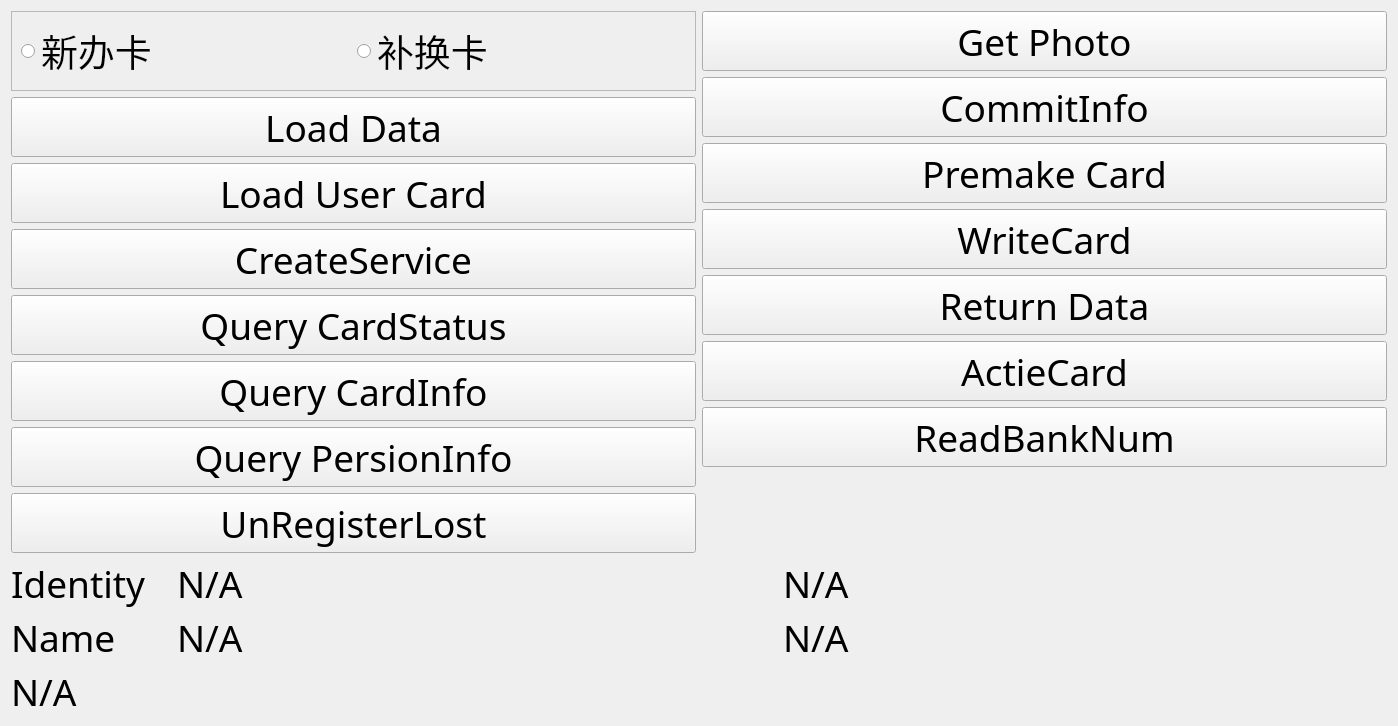
leithergit/SSCard_System, file SSCard_System/Sys_sscardservicet.ui: the form before one commit.
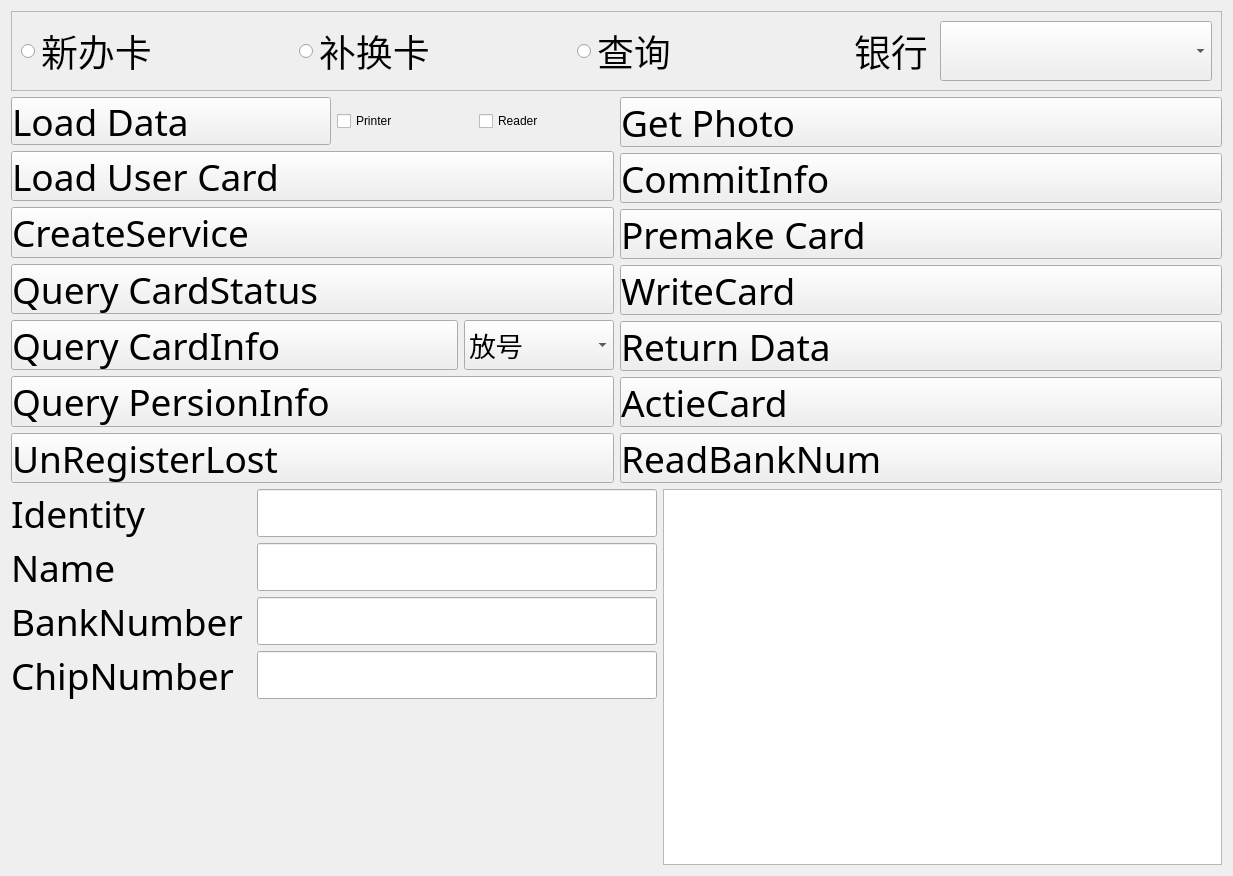
The form after the commit.

Diff of the .ui file:
```diff
--- a/SSCard_System/Sys_sscardservicet.ui
+++ b/SSCard_System/Sys_sscardservicet.ui
@@ -6,27 +6,29 @@
    <rect>
     <x>0</x>
     <y>0</y>
-    <width>1398</width>
-    <height>710</height>
+    <width>1233</width>
+    <height>876</height>
    </rect>
   </property>
   <property name="windowTitle">
    <string>Form</string>
   </property>
-  <layout class="QVBoxLayout" name="verticalLayout_3">
-   <item>
-    <layout class="QHBoxLayout" name="horizontalLayout_2">
-     <item>
-      <layout class="QVBoxLayout" name="verticalLayout">
+  <layout class="QVBoxLayout" name="verticalLayout_4">
        <item>
         <widget class="QFrame" name="frame">
+     <property name="minimumSize">
+      <size>
+       <width>60</width>
+       <height>0</height>
+      </size>
+     </property>
          <property name="frameShape">
           <enum>QFrame::StyledPanel</enum>
          </property>
          <property name="frameShadow">
           <enum>QFrame::Raised</enum>
          </property>
-         <layout class="QHBoxLayout" name="horizontalLayout">
+     <layout class="QHBoxLayout" name="horizontalLayout_5">
           <item>
            <widget class="QRadioButton" name="radioButton_New">
             <property name="font">
@@ -53,15 +55,75 @@
             </property>
            </widget>
           </item>
+      <item>
+       <widget class="QRadioButton" name="radioButton_QueryCard">
+        <property name="font">
+         <font>
+          <family>思源黑体 CN Medium</family>
+          <pointsize>28</pointsize>
+         </font>
+        </property>
+        <property name="text">
+         <string>查询</string>
+        </property>
+       </widget>
+      </item>
+      <item>
+       <widget class="QLabel" name="label_Bank">
+        <property name="minimumSize">
+         <size>
+          <width>80</width>
+          <height>0</height>
+         </size>
+        </property>
+        <property name="maximumSize">
+         <size>
+          <width>80</width>
+          <height>16777215</height>
+         </size>
+        </property>
+        <property name="font">
+         <font>
+          <family>思源黑体 CN Normal</family>
+          <pointsize>28</pointsize>
+         </font>
+        </property>
+        <property name="text">
+         <string>银行</string>
+        </property>
+       </widget>
+      </item>
+      <item>
+       <widget class="QComboBox" name="comboBox_Bank">
+        <property name="maximumSize">
+         <size>
+          <width>280</width>
+          <height>60</height>
+         </size>
+        </property>
+        <property name="font">
+         <font>
+          <family>思源黑体 CN Medium</family>
+          <pointsize>24</pointsize>
+         </font>
+        </property>
+       </widget>
+      </item>
          </layout>
         </widget>
        </item>
+   <item>
+    <layout class="QHBoxLayout" name="horizontalLayout_8">
+     <item>
+      <layout class="QVBoxLayout" name="verticalLayout">
+       <item>
+        <layout class="QHBoxLayout" name="horizontalLayout">
        <item>
         <widget class="QPushButton" name="pushButton_LoadCardID">
          <property name="minimumSize">
           <size>
            <width>320</width>
-           <height>60</height>
+             <height>48</height>
           </size>
          </property>
          <property name="font">
@@ -70,17 +132,56 @@
            <pointsize>28</pointsize>
           </font>
          </property>
+           <property name="styleSheet">
+            <string notr="true">text-align:left</string>
+           </property>
          <property name="text">
           <string>Load Data</string>
          </property>
         </widget>
        </item>
        <item>
+          <widget class="QCheckBox" name="checkBox_OpenPrinter">
+           <property name="minimumSize">
+            <size>
+             <width>0</width>
+             <height>48</height>
+            </size>
+           </property>
+           <property name="styleSheet">
+            <string notr="true">QCheckBox::indicator {width: 32px;height: 32px;}
+QCheckBox{font-weight:normal;line-height:49px;letter-spacing:1px;color:#707070;font:42px \&quot;思源黑体 CN Medium\&quot;;border-radius: 24px;}</string>
+           </property>
+           <property name="text">
+            <string>Printer</string>
+           </property>
+          </widget>
+         </item>
+         <item>
+          <widget class="QCheckBox" name="checkBox_OpenReader">
+           <property name="minimumSize">
+            <size>
+             <width>0</width>
+             <height>48</height>
+            </size>
+           </property>
+           <property name="styleSheet">
+            <string notr="true">QCheckBox::indicator {width: 32px;height: 32px;}
+QCheckBox{font-weight:normal;line-height:49px;letter-spacing:1px;color:#707070;font:42px \&quot;思源黑体 CN Medium\&quot;;border-radius: 24px;}</string>
+           </property>
+           <property name="text">
+            <string>Reader</string>
+           </property>
+          </widget>
+         </item>
+        </layout>
+       </item>
+       <item>
         <widget class="QPushButton" name="pushButton_LoadPreMakeCard">
          <property name="minimumSize">
           <size>
            <width>320</width>
-           <height>60</height>
+           <height>48</height>
           </size>
          </property>
          <property name="font">
@@ -89,6 +190,9 @@
            <pointsize>28</pointsize>
           </font>
          </property>
+         <property name="styleSheet">
+          <string notr="true">text-align:left</string>
+         </property>
          <property name="text">
           <string>Load User Card</string>
          </property>
@@ -99,7 +203,7 @@
          <property name="minimumSize">
           <size>
            <width>320</width>
-           <height>60</height>
+           <height>48</height>
           </size>
          </property>
          <property name="font">
@@ -108,6 +212,9 @@
            <pointsize>28</pointsize>
           </font>
          </property>
+         <property name="styleSheet">
+          <string notr="true">text-align:left</string>
+         </property>
          <property name="text">
           <string>CreateService</string>
          </property>
@@ -118,7 +225,7 @@
          <property name="minimumSize">
           <size>
            <width>320</width>
-           <height>60</height>
+           <height>48</height>
           </size>
          </property>
          <property name="font">
@@ -127,17 +234,22 @@
            <pointsize>28</pointsize>
           </font>
          </property>
+         <property name="styleSheet">
+          <string notr="true">text-align:left</string>
+         </property>
          <property name="text">
           <string>Query CardStatus</string>
          </property>
         </widget>
        </item>
        <item>
+        <layout class="QHBoxLayout" name="horizontalLayout_2" stretch="0,0">
+         <item>
         <widget class="QPushButton" name="pushButton_QueryCardInfo">
          <property name="minimumSize">
           <size>
            <width>320</width>
-           <height>60</height>
+             <height>48</height>
           </size>
          </property>
          <property name="font">
@@ -146,17 +258,79 @@
            <pointsize>28</pointsize>
           </font>
          </property>
+           <property name="styleSheet">
+            <string notr="true">text-align:left</string>
+           </property>
          <property name="text">
           <string>Query CardInfo</string>
          </property>
         </widget>
        </item>
        <item>
+          <widget class="QComboBox" name="comboBox_CardStatus">
+           <property name="minimumSize">
+            <size>
+             <width>0</width>
+             <height>48</height>
+            </size>
+           </property>
+           <property name="maximumSize">
+            <size>
+             <width>150</width>
+             <height>60</height>
+            </size>
+           </property>
+           <property name="font">
+            <font>
+             <family>思源黑体 CN Medium</family>
+             <pointsize>20</pointsize>
+            </font>
+           </property>
+           <item>
+            <property name="text">
+             <string>放号</string>
+            </property>
+           </item>
+           <item>
+            <property name="text">
+             <string>正常</string>
+            </property>
+           </item>
+           <item>
+            <property name="text">
+             <string>挂失</string>
+            </property>
+           </item>
+           <item>
+            <property name="text">
+             <string>临时挂失</string>
+            </property>
+           </item>
+           <item>
+            <property name="text">
+             <string>挂失后注销</string>
+            </property>
+           </item>
+           <item>
+            <property name="text">
+             <string>注销</string>
+            </property>
+           </item>
+           <item>
+            <property name="text">
+             <string>未启用</string>
+            </property>
+           </item>
+          </widget>
+         </item>
+        </layout>
+       </item>
+       <item>
         <widget class="QPushButton" name="pushButton_QueryPersonInfo">
          <property name="minimumSize">
           <size>
            <width>320</width>
-           <height>60</height>
+           <height>48</height>
           </size>
          </property>
          <property name="font">
@@ -165,6 +339,9 @@
            <pointsize>28</pointsize>
           </font>
          </property>
+         <property name="styleSheet">
+          <string notr="true">text-align:left</string>
+         </property>
          <property name="text">
           <string>Query PersionInfo</string>
          </property>
@@ -175,7 +352,7 @@
          <property name="minimumSize">
           <size>
            <width>320</width>
-           <height>60</height>
+           <height>48</height>
           </size>
          </property>
          <property name="font">
@@ -184,24 +361,14 @@
            <pointsize>28</pointsize>
           </font>
          </property>
+         <property name="styleSheet">
+          <string notr="true">text-align:left</string>
+         </property>
          <property name="text">
           <string>UnRegisterLost</string>
          </property>
         </widget>
        </item>
-       <item>
-        <spacer name="verticalSpacer_2">
-         <property name="orientation">
-          <enum>Qt::Vertical</enum>
-         </property>
-         <property name="sizeHint" stdset="0">
-          <size>
-           <width>20</width>
-           <height>40</height>
-          </size>
-         </property>
-        </spacer>
-       </item>
       </layout>
      </item>
      <item>
@@ -211,7 +378,7 @@
          <property name="minimumSize">
           <size>
            <width>320</width>
-           <height>60</height>
+           <height>48</height>
           </size>
          </property>
          <property name="font">
@@ -220,6 +387,9 @@
            <pointsize>28</pointsize>
           </font>
          </property>
+         <property name="styleSheet">
+          <string notr="true">text-align:left</string>
+         </property>
          <property name="text">
           <string>Get Photo</string>
          </property>
@@ -230,7 +400,7 @@
          <property name="minimumSize">
           <size>
            <width>320</width>
-           <height>60</height>
+           <height>48</height>
           </size>
          </property>
          <property name="font">
@@ -239,6 +409,9 @@
            <pointsize>28</pointsize>
           </font>
          </property>
+         <property name="styleSheet">
+          <string notr="true">text-align:left</string>
+         </property>
          <property name="text">
           <string>CommitInfo</string>
          </property>
@@ -249,7 +422,7 @@
          <property name="minimumSize">
           <size>
            <width>320</width>
-           <height>60</height>
+           <height>48</height>
           </size>
          </property>
          <property name="font">
@@ -258,6 +431,9 @@
            <pointsize>28</pointsize>
           </font>
          </property>
+         <property name="styleSheet">
+          <string notr="true">text-align:left</string>
+         </property>
          <property name="text">
           <string>Premake Card</string>
          </property>
@@ -268,7 +444,7 @@
          <property name="minimumSize">
           <size>
            <width>320</width>
-           <height>60</height>
+           <height>48</height>
           </size>
          </property>
          <property name="font">
@@ -277,6 +453,9 @@
            <pointsize>28</pointsize>
           </font>
          </property>
+         <property name="styleSheet">
+          <string notr="true">text-align:left</string>
+         </property>
          <property name="text">
           <string>WriteCard</string>
          </property>
@@ -287,7 +466,7 @@
          <property name="minimumSize">
           <size>
            <width>320</width>
-           <height>60</height>
+           <height>48</height>
           </size>
          </property>
          <property name="font">
@@ -296,6 +475,9 @@
            <pointsize>28</pointsize>
           </font>
          </property>
+         <property name="styleSheet">
+          <string notr="true">text-align:left</string>
+         </property>
          <property name="text">
           <string>Return Data</string>
          </property>
@@ -306,7 +488,7 @@
          <property name="minimumSize">
           <size>
            <width>320</width>
-           <height>60</height>
+           <height>48</height>
           </size>
          </property>
          <property name="font">
@@ -315,6 +497,9 @@
            <pointsize>28</pointsize>
           </font>
          </property>
+         <property name="styleSheet">
+          <string notr="true">text-align:left</string>
+         </property>
          <property name="text">
           <string>ActieCard</string>
          </property>
@@ -325,7 +510,7 @@
          <property name="minimumSize">
           <size>
            <width>320</width>
-           <height>60</height>
+           <height>48</height>
           </size>
          </property>
          <property name="font">
@@ -334,35 +519,29 @@
            <pointsize>28</pointsize>
           </font>
          </property>
+         <property name="styleSheet">
+          <string notr="true">text-align:left</string>
+         </property>
          <property name="text">
           <string>ReadBankNum</string>
          </property>
         </widget>
        </item>
-       <item>
-        <spacer name="verticalSpacer">
-         <property name="orientation">
-          <enum>Qt::Vertical</enum>
-         </property>
-         <property name="sizeHint" stdset="0">
-          <size>
-           <width>20</width>
-           <height>40</height>
-          </size>
-         </property>
-        </spacer>
-       </item>
       </layout>
      </item>
     </layout>
    </item>
+   <item>
+    <layout class="QHBoxLayout" name="horizontalLayout_7">
+     <item>
+      <layout class="QVBoxLayout" name="verticalLayout_3">
    <item>
     <layout class="QHBoxLayout" name="horizontalLayout_3">
      <item>
       <widget class="QLabel" name="label">
        <property name="minimumSize">
         <size>
-         <width>160</width>
+             <width>240</width>
          <height>48</height>
         </size>
        </property>
@@ -378,62 +557,15 @@
       </widget>
      </item>
      <item>
-      <widget class="QLabel" name="label_Identity">
+          <widget class="QLineEdit" name="lineEdit_Identity">
        <property name="minimumSize">
         <size>
-         <width>600</width>
+             <width>400</width>
          <height>48</height>
         </size>
        </property>
-       <property name="font">
-        <font>
-         <family>思源黑体 CN Normal</family>
-         <pointsize>28</pointsize>
-        </font>
-       </property>
-       <property name="styleSheet">
-        <string notr="true"/>
-       </property>
-       <property name="text">
-        <string>N/A</string>
-       </property>
-      </widget>
-     </item>
-     <item>
-      <widget class="QLabel" name="label_BankNum">
-       <property name="minimumSize">
-        <size>
-         <width>600</width>
-         <height>48</height>
-        </size>
-       </property>
-       <property name="font">
-        <font>
-         <family>思源黑体 CN Normal</family>
-         <pointsize>28</pointsize>
-        </font>
-       </property>
-       <property name="styleSheet">
-        <string notr="true"/>
-       </property>
-       <property name="text">
-        <string>N/A</string>
-       </property>
-      </widget>
-     </item>
-     <item>
-      <spacer name="horizontalSpacer">
-       <property name="orientation">
-        <enum>Qt::Horizontal</enum>
-       </property>
-       <property name="sizeHint" stdset="0">
-        <size>
-         <width>40</width>
-         <height>20</height>
-        </size>
-       </property>
-      </spacer>
-     </item>
+          </widget>
+         </item>
     </layout>
    </item>
    <item>
@@ -442,7 +574,7 @@
       <widget class="QLabel" name="label_2">
        <property name="minimumSize">
         <size>
-         <width>160</width>
+             <width>240</width>
          <height>48</height>
         </size>
        </property>
@@ -458,13 +590,27 @@
       </widget>
      </item>
      <item>
-      <widget class="QLabel" name="label_Name">
+          <widget class="QLineEdit" name="lineEdit_Name">
        <property name="minimumSize">
         <size>
-         <width>600</width>
+             <width>400</width>
          <height>48</height>
         </size>
        </property>
+          </widget>
+         </item>
+        </layout>
+       </item>
+       <item>
+        <layout class="QHBoxLayout" name="horizontalLayout_6">
+         <item>
+          <widget class="QLabel" name="label_5">
+           <property name="minimumSize">
+            <size>
+             <width>240</width>
+             <height>48</height>
+            </size>
+           </property>
        <property name="font">
         <font>
          <family>思源黑体 CN Normal</family>
@@ -472,18 +618,32 @@
         </font>
        </property>
        <property name="text">
-        <string>N/A</string>
+            <string>BankNumber</string>
        </property>
       </widget>
      </item>
      <item>
-      <widget class="QLabel" name="label_ChipNum">
+          <widget class="QLineEdit" name="lineEdit_BankNumber">
        <property name="minimumSize">
         <size>
-         <width>600</width>
+             <width>400</width>
          <height>48</height>
         </size>
        </property>
+          </widget>
+         </item>
+        </layout>
+       </item>
+       <item>
+        <layout class="QHBoxLayout" name="horizontalLayout_9">
+         <item>
+          <widget class="QLabel" name="label_6">
+           <property name="minimumSize">
+            <size>
+             <width>240</width>
+             <height>48</height>
+            </size>
+           </property>
        <property name="font">
         <font>
          <family>思源黑体 CN Normal</family>
@@ -491,12 +651,26 @@
         </font>
        </property>
        <property name="text">
-        <string>N/A</string>
+            <string>ChipNumber</string>
        </property>
       </widget>
      </item>
      <item>
-      <spacer name="horizontalSpacer_2">
+          <widget class="QLineEdit" name="lineEdit_ChipNum">
+           <property name="minimumSize">
+            <size>
+             <width>400</width>
+             <height>48</height>
+            </size>
+           </property>
+          </widget>
+         </item>
+        </layout>
+       </item>
+       <item>
+        <layout class="QHBoxLayout" name="horizontalLayout_10">
+         <item>
+          <spacer name="horizontalSpacer">
        <property name="orientation">
         <enum>Qt::Horizontal</enum>
        </property>
@@ -508,14 +682,24 @@
        </property>
       </spacer>
      </item>
-    </layout>
-   </item>
    <item>
-    <widget class="QLabel" name="label_3">
+          <widget class="QLabel" name="label_Photo">
      <property name="minimumSize">
       <size>
-       <width>800</width>
-       <height>48</height>
+             <width>120</width>
+             <height>160</height>
+            </size>
+           </property>
+           <property name="maximumSize">
+            <size>
+             <width>240</width>
+             <height>320</height>
+            </size>
+           </property>
+           <property name="sizeIncrement">
+            <size>
+             <width>240</width>
+             <height>2</height>
       </size>
      </property>
      <property name="font">
@@ -525,9 +709,22 @@
       </font>
      </property>
      <property name="text">
-      <string>N/A</string>
-     </property>
-    </widget>
+            <string/>
+           </property>
+          </widget>
+         </item>
+        </layout>
+       </item>
+      </layout>
+     </item>
+     <item>
+      <widget class="QTextEdit" name="textEdit">
+       <property name="readOnly">
+        <bool>true</bool>
+       </property>
+      </widget>
+     </item>
+    </layout>
    </item>
   </layout>
  </widget>
```
Lines whose indentation alone changed are shown as unchanged.
